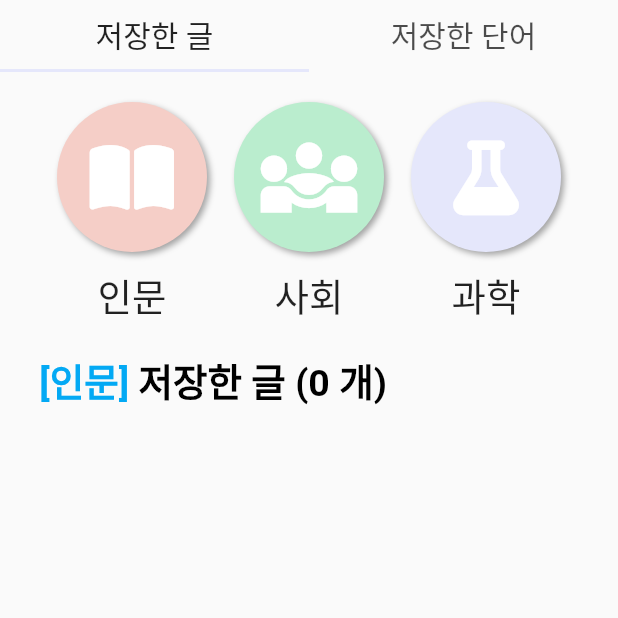
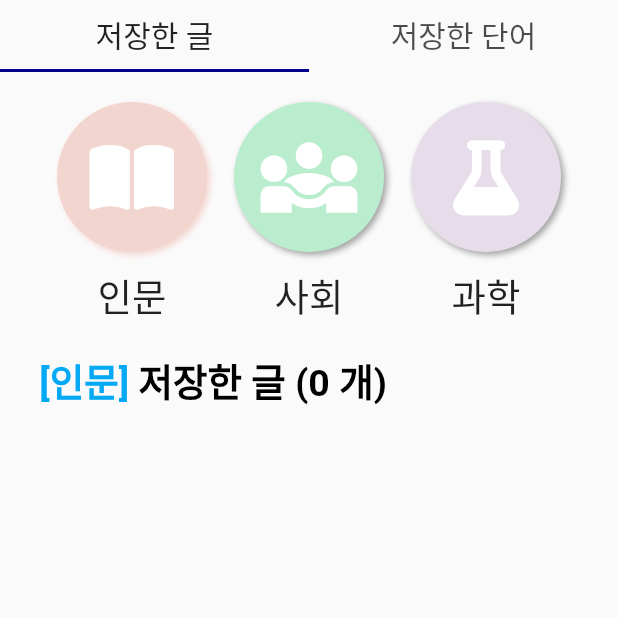
Before and after one commit to readubble/client, a Flutter app: the LikesScreen screen opened directly, on a phone screen of 412 x 824 dp, the top half of it. Run offline on Flutter 3.47's test engine with Material 2 defaults, Android fonts, the phone set to English and light mode, and no system bars; our stand-ins replace animated_splash_screen, flutter_secure_storage, font_awesome_flutter, image_picker, modal_progress_hud and 1 more; missing offline and left inert: circular_usage_indicator, dart:ffi, flutter_image, iphone_has_notch; accounts and stored records are empty; network calls fail; Roboto replaces fonts that are missing (lottedream).

Commit message:
Design: 마이페이지 읽은 글 개수 색상 변경
마이페이지의 읽은 글 개수 상,중,하 색상을 파스텔톤으로 변경함

```diff
--- a/lib/Screens/likes_screen.dart
+++ b/lib/Screens/likes_screen.dart
@@ -193,7 +193,7 @@ class _LikesScreenState extends State<LikesScreen>
                                         // color: Color(0xFF4B0082),
                                         boxShadow: [
                                           BoxShadow(
-                                              color: myColor.shade800,
+                                              color: myColor.shade400,
                                               blurRadius: 3,
                                               offset: const Offset(2, 2))
                                         ],
@@ -277,7 +277,7 @@ class _LikesScreenState extends State<LikesScreen>
                                       height: 100,
                                       width: 100,
                                       decoration: BoxDecoration(
-                                        color: myColor.shade500,
+                                        color: myColor.shade600,
                                         boxShadow: [
                                           BoxShadow(
                                               color: myColor.shade800,
--- a/lib/main.dart
+++ b/lib/main.dart
@@ -77,15 +77,16 @@ MaterialColor myColor = const MaterialColor(0xff84B7D9, {
   50: Color(0xffccecfd), //옅은 하늘색
   100: Color(0xff84B7D9), //메인 색상
   200: Color(0xffBAEDCE), //짙은 민트 - 사회
-  300: Color(0xffff8361), //짙은 산호색
-  400: Color(0xffF5CEC7), //옅은 산호색 - 인문
+  300: Color(0xffff8361), //짙은 산호색 - 난이도 상, 중, 하
+  // 400: Color(0xffF5CEC7), //옅은 산호색 - 인문
+  400: Color(0xFFF3D5CF), //옅은 산호색 - 인문
   // 400: Color(0xFFFFC0CB), //옅은 산호색
-  500: Color(0xffE5E7FB), //네이비 - 과학
-  // 500: Color(0xffE5E7FB), //네이비 - 과학
-  600: Color(0xffC2F2F6), //연두
-  700: Color(0xfff1f1f1), //옅은 회색
-  800: Color(0xffa2a2a2), //짙은 회색
+  500: Color(0xff00008B), //네이비 - 버튼 칼라
+  600: Color(0xffE7DDEA), //연두 - 과학
+  700: Color(0xfff1f1f1), //옅은 회색 - 마이페이지 프로필 블록, 맞춘 개수 물채우기 뒷배경
+  800: Color(0xffa2a2a2), //짙은 회색 - 하단 바
+  801: Color(0xFFE7DDEA), //통계 - 상
+  802: Color(0xFFF6E8D0), //통계 - 중
+  803: Color(0xFFDBEFE4), //통계 - 하
   // //인문
-  // 810: Color(0xFF4B0082), //진한 보라색
-  // 812: Color(0xFFFFC0CB), //연한 핑크색
 });
```
Also changed, not shown: lib/Screens/mypage_screen.dart (+8 -7 lines).
